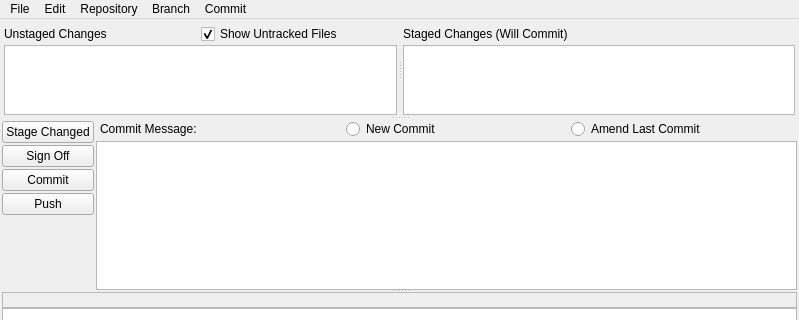
The window that ui/maingui.ui (git-cola/git-cola) describes before a commit, drawn with Qt 5; both pictures show x 0 to 799 and y 0 to 320 of the 799 by 519 pixel window.
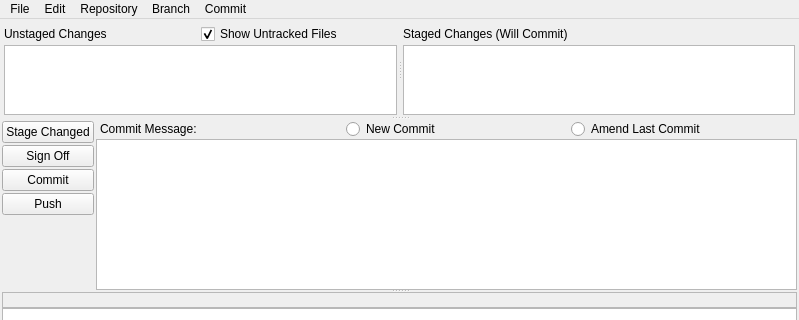
The same window after the commit.

Commit message:
Add a gui for displaying arbitrary commits/blobs/trees
Added Repository->Show Revision

This menu item lets you search for revisions using a text input.  The first revision matching the query string is displayed in the gui.  If the sha1 doesn't match any commits, we look for a blob or tree that matches the sha1 and display it.

Signed-off by: David Aguilar <davvid@gmail.com>

The edit to the form file:
```diff
--- a/ui/maingui.ui
+++ b/ui/maingui.ui
@@ -330,6 +330,9 @@
             </sizepolicy>
            </property>
            <layout class="QVBoxLayout" >
+            <property name="spacing" >
+             <number>0</number>
+            </property>
             <property name="leftMargin" >
              <number>0</number>
             </property>
```
Left out of the diff: 10 changed lines with no effect on the pictures. The commit also changes 4 other files.
